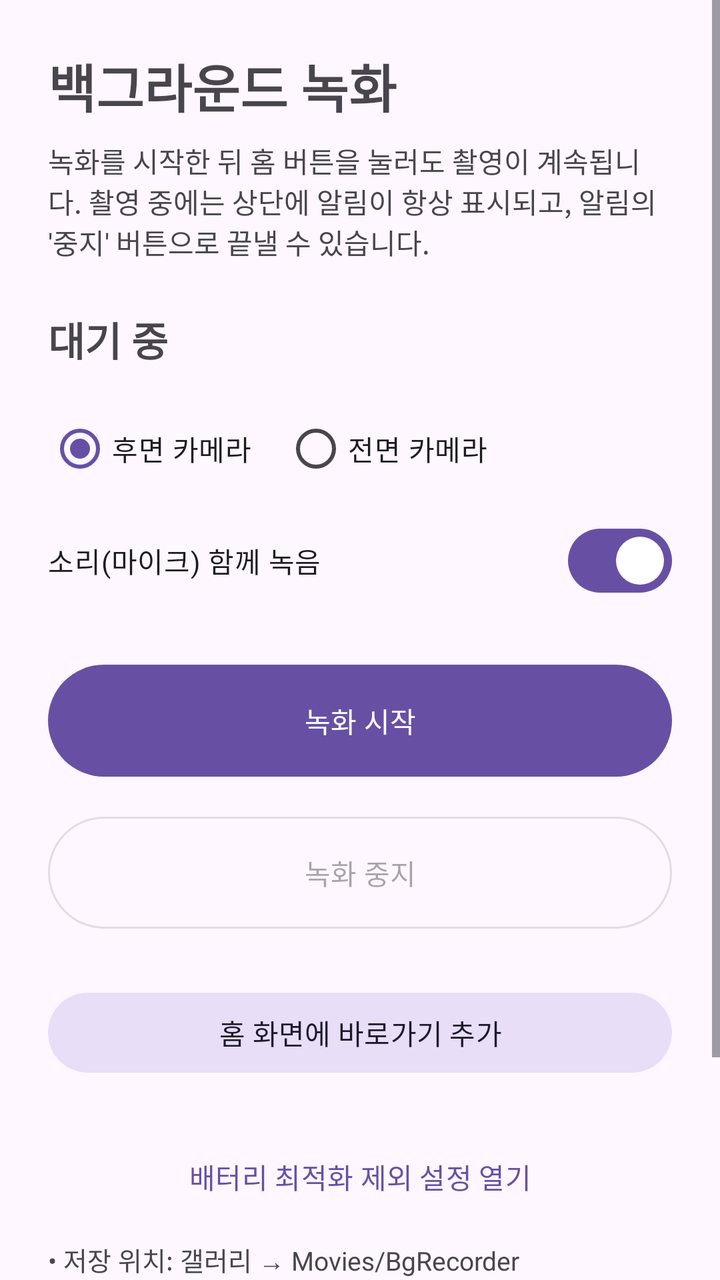
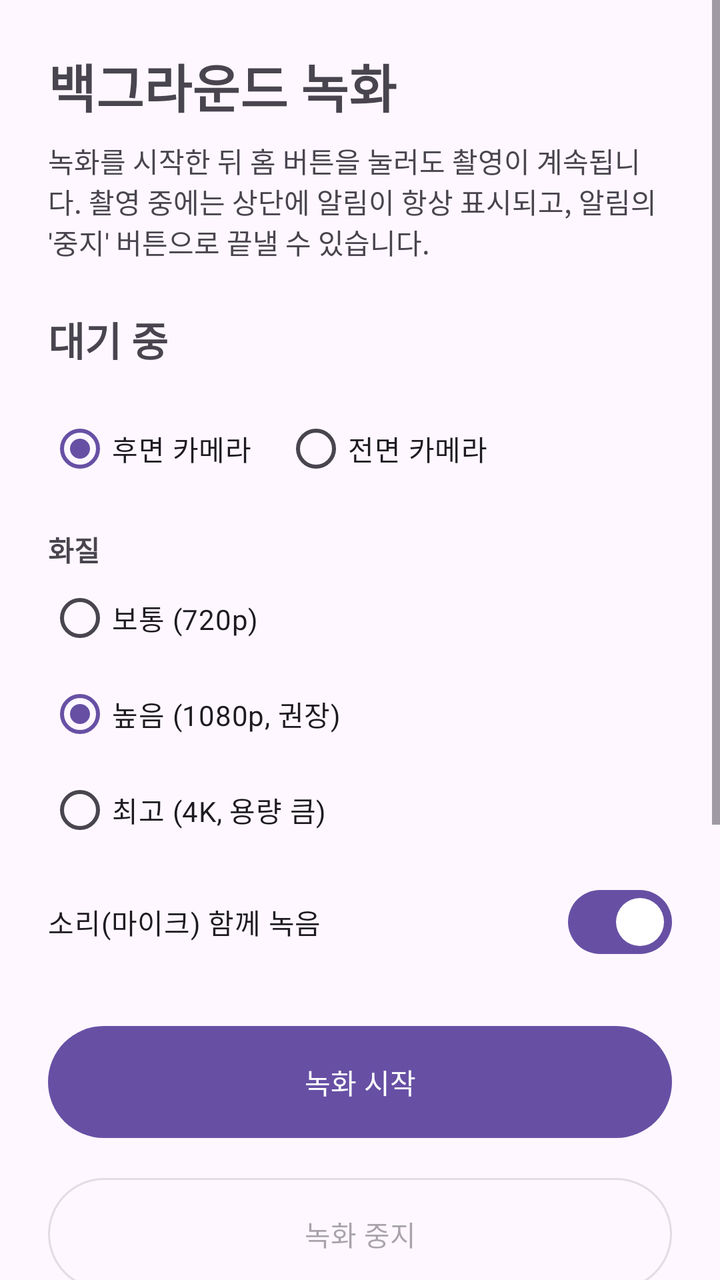

Before-and-after screenshots of an Android layout around one commit, followed by the original layout XML and the change that was made.
<!-- AndroidManifest.xml: application theme Theme.BgRecorder -->
<!-- res/layout/activity_main.xml -->
<?xml version="1.0" encoding="utf-8"?>
<ScrollView xmlns:android="http://schemas.android.com/apk/res/android"
    android:layout_width="match_parent"
    android:layout_height="match_parent"
    android:fillViewport="true">

    <LinearLayout
        android:layout_width="match_parent"
        android:layout_height="wrap_content"
        android:orientation="vertical"
        android:padding="24dp">

        <TextView
            android:layout_width="wrap_content"
            android:layout_height="wrap_content"
            android:text="@string/app_name"
            android:textSize="26sp"
            android:textStyle="bold" />

        <TextView
            android:layout_width="match_parent"
            android:layout_height="wrap_content"
            android:layout_marginTop="8dp"
            android:text="@string/intro"
            android:textSize="14sp" />

        <TextView
            android:id="@+id/statusText"
            android:layout_width="match_parent"
            android:layout_height="wrap_content"
            android:layout_marginTop="24dp"
            android:text="@string/status_idle"
            android:textSize="20sp"
            android:textStyle="bold" />

        <RadioGroup
            android:id="@+id/cameraGroup"
            android:layout_width="match_parent"
            android:layout_height="wrap_content"
            android:layout_marginTop="16dp"
            android:orientation="horizontal">

            <RadioButton
                android:id="@+id/radioBack"
                android:layout_width="wrap_content"
                android:layout_height="wrap_content"
                android:checked="true"
                android:text="@string/camera_back" />

            <RadioButton
                android:id="@+id/radioFront"
                android:layout_width="wrap_content"
                android:layout_height="wrap_content"
                android:layout_marginStart="16dp"
                android:text="@string/camera_front" />
        </RadioGroup>

        <com.google.android.material.materialswitch.MaterialSwitch
            android:id="@+id/audioSwitch"
            android:layout_width="match_parent"
            android:layout_height="wrap_content"
            android:layout_marginTop="8dp"
            android:checked="true"
            android:text="@string/record_audio" />

        <com.google.android.material.button.MaterialButton
            android:id="@+id/startButton"
            android:layout_width="match_parent"
            android:layout_height="64dp"
            android:layout_marginTop="24dp"
            android:text="@string/start_recording" />

        <com.google.android.material.button.MaterialButton
            android:id="@+id/stopButton"
            style="@style/Widget.Material3.Button.OutlinedButton"
            android:layout_width="match_parent"
            android:layout_height="64dp"
            android:layout_marginTop="12dp"
            android:enabled="false"
            android:text="@string/stop_recording" />

        <com.google.android.material.button.MaterialButton
            android:id="@+id/pinButton"
            style="@style/Widget.Material3.Button.TonalButton"
            android:layout_width="match_parent"
            android:layout_height="wrap_content"
            android:layout_marginTop="24dp"
            android:text="@string/pin_shortcut" />

        <com.google.android.material.button.MaterialButton
            android:id="@+id/batteryButton"
            style="@style/Widget.Material3.Button.TextButton"
            android:layout_width="match_parent"
            android:layout_height="wrap_content"
            android:layout_marginTop="24dp"
            android:text="@string/battery_settings" />

        <TextView
            android:layout_width="match_parent"
            android:layout_height="wrap_content"
            android:layout_marginTop="8dp"
            android:text="@string/tips"
            android:textSize="13sp" />
    </LinearLayout>
</ScrollView>
<!-- resources referenced by this layout -->
<resources>
  <string name="app_name">백그라운드 녹화</string>
  <string name="battery_settings">배터리 최적화 제외 설정 열기</string>
  <string name="camera_back">후면 카메라</string>
  <string name="camera_front">전면 카메라</string>
  <string name="intro">녹화를 시작한 뒤 홈 버튼을 눌러도 촬영이 계속됩니다. 촬영 중에는 상단에 알림이 항상 표시되고, 알림의 \'중지\' 버튼으로 끝낼 수 있습니다.</string>
  <string name="pin_shortcut">홈 화면에 바로가기 추가</string>
  <string name="record_audio">소리(마이크) 함께 녹음</string>
  <string name="start_recording">녹화 시작</string>
  <string name="status_idle">대기 중</string>
  <string name="stop_recording">녹화 중지</string>
  <string name="tips">• 저장 위치: 갤러리 → Movies/BgRecorder\n• 삼성·샤오미 등은 배터리 최적화에서 이 앱을 제외해야 오래 촬영됩니다.\n• 녹화는 반드시 앱 화면을 연 상태에서 시작하세요.\n• 바로가기: 앱 아이콘을 길게 누르거나, 위 버튼으로 홈 화면에 아이콘을 만들면 누르는 즉시 녹화가 시작/중지됩니다. (마지막에 고른 카메라·소리 설정 사용)</string>
  <style name="Theme.BgRecorder" parent="Theme.Material3.DayNight.NoActionBar" />
</resources>

<!-- the commit's change to res/layout/activity_main.xml (unified diff, before → after) -->
@@ -55,6 +55,40 @@
                 android:text="@string/camera_front" />
         </RadioGroup>
 
+        <TextView
+            android:layout_width="wrap_content"
+            android:layout_height="wrap_content"
+            android:layout_marginTop="16dp"
+            android:text="@string/quality_label"
+            android:textSize="14sp"
+            android:textStyle="bold" />
+
+        <RadioGroup
+            android:id="@+id/qualityGroup"
+            android:layout_width="match_parent"
+            android:layout_height="wrap_content"
+            android:orientation="vertical">
+
+            <RadioButton
+                android:id="@+id/radioHd"
+                android:layout_width="wrap_content"
+                android:layout_height="wrap_content"
+                android:text="@string/quality_hd" />
+
+            <RadioButton
+                android:id="@+id/radioFhd"
+                android:layout_width="wrap_content"
+                android:layout_height="wrap_content"
+                android:checked="true"
+                android:text="@string/quality_fhd" />
+
+            <RadioButton
+                android:id="@+id/radioUhd"
+                android:layout_width="wrap_content"
+                android:layout_height="wrap_content"
+                android:text="@string/quality_uhd" />
+        </RadioGroup>
+
         <com.google.android.material.materialswitch.MaterialSwitch
             android:id="@+id/audioSwitch"
             android:layout_width="match_parent"
<!-- resource entries referenced after the edit -->
@@ -6,11 +6,15 @@
   <string name="camera_front">전면 카메라</string>
   <string name="intro">녹화를 시작한 뒤 홈 버튼을 눌러도 촬영이 계속됩니다. 촬영 중에는 상단에 알림이 항상 표시되고, 알림의 \'중지\' 버튼으로 끝낼 수 있습니다.</string>
   <string name="pin_shortcut">홈 화면에 바로가기 추가</string>
+  <string name="quality_fhd">높음 (1080p, 권장)</string>
+  <string name="quality_hd">보통 (720p)</string>
+  <string name="quality_label">화질</string>
+  <string name="quality_uhd">최고 (4K, 용량 큼)</string>
   <string name="record_audio">소리(마이크) 함께 녹음</string>
   <string name="start_recording">녹화 시작</string>
   <string name="status_idle">대기 중</string>
   <string name="stop_recording">녹화 중지</string>
-  <string name="tips">• 저장 위치: 갤러리 → Movies/BgRecorder\n• 삼성·샤오미 등은 배터리 최적화에서 이 앱을 제외해야 오래 촬영됩니다.\n• 녹화는 반드시 앱 화면을 연 상태에서 시작하세요.\n• 바로가기: 앱 아이콘을 길게 누르거나, 위 버튼으로 홈 화면에 아이콘을 만들면 누르는 즉시 녹화가 시작/중지됩니다. (마지막에 고른 카메라·소리 설정 사용)</string>
+  <string name="tips">• 저장 위치: 갤러리 → Movies/BgRecorder\n• 삼성·샤오미 등은 배터리 최적화에서 이 앱을 제외해야 오래 촬영됩니다.\n• 녹화는 반드시 앱 화면을 연 상태에서 시작하세요.\n• 바로가기: 앱 아이콘을 길게 누르거나, 위 버튼으로 홈 화면에 아이콘을 만들면 누르는 즉시 녹화가 시작/중지됩니다. (마지막에 고른 카메라·화질·소리 설정 사용)\n• 화질이 높을수록 파일 용량이 커집니다. 기기가 4K를 지원하지 않으면 자동으로 낮은 화질로 녹화됩니다.</string>
   <style name="Theme.BgRecorder" parent="Theme.Material3.DayNight.NoActionBar" />
 </resources>
 
